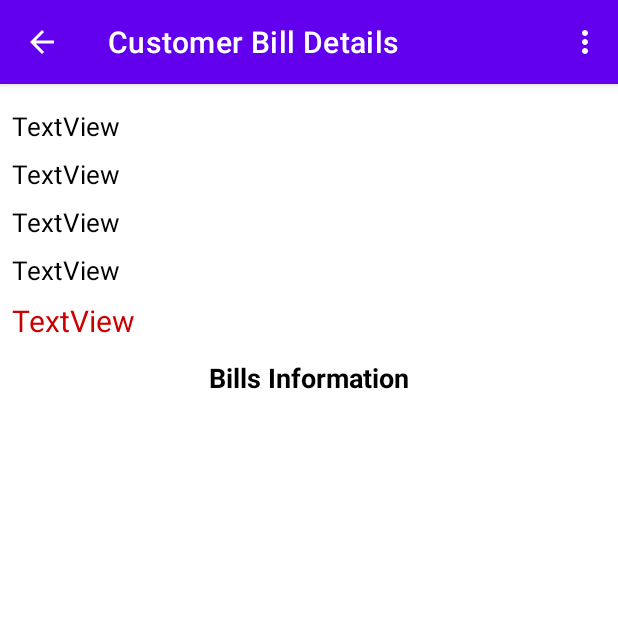
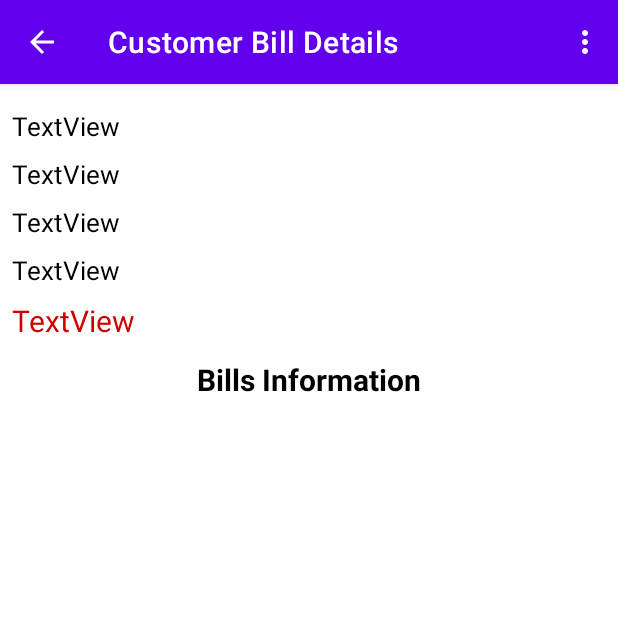
Before and after one commit to kamal777682/CO777682_W2020_MAD3125_FP, an Android app: the ShowBillDetailsActivity screen opened directly, with no data from a screen before it, on a phone screen of 412 x 824 dp, the top half of it. Run offline under Robolectric (Android 15) with nearby library versions, the phone set to English and light mode, and no system bars; 8 statements that could not run were skipped.

Commit message:
[kamal]  Bills

```diff
--- a/app/src/main/res/layout/activity_show_bill_details.xml
+++ b/app/src/main/res/layout/activity_show_bill_details.xml
@@ -99,7 +99,7 @@
         android:text="Bills Information"
         android:textAlignment="center"
         android:textColor="@android:color/black"
-        android:textSize="18sp"
+        android:textSize="20sp"
         android:textStyle="bold"
         app:layout_constraintEnd_toEndOf="parent"
         app:layout_constraintStart_toStartOf="parent"
```
